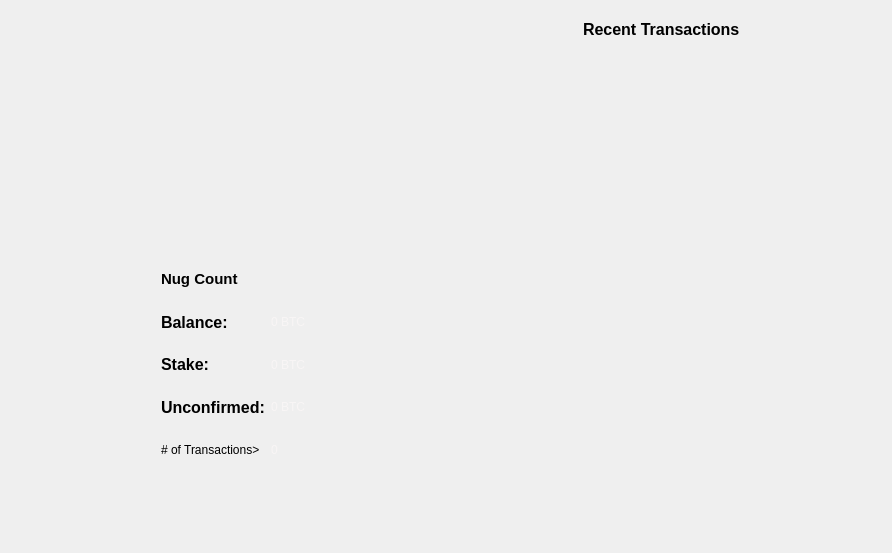
This is src/qt/forms/overviewpage.ui in FourTwentyOne/421 as Qt 5 draws it before an edit. The edited form follows.
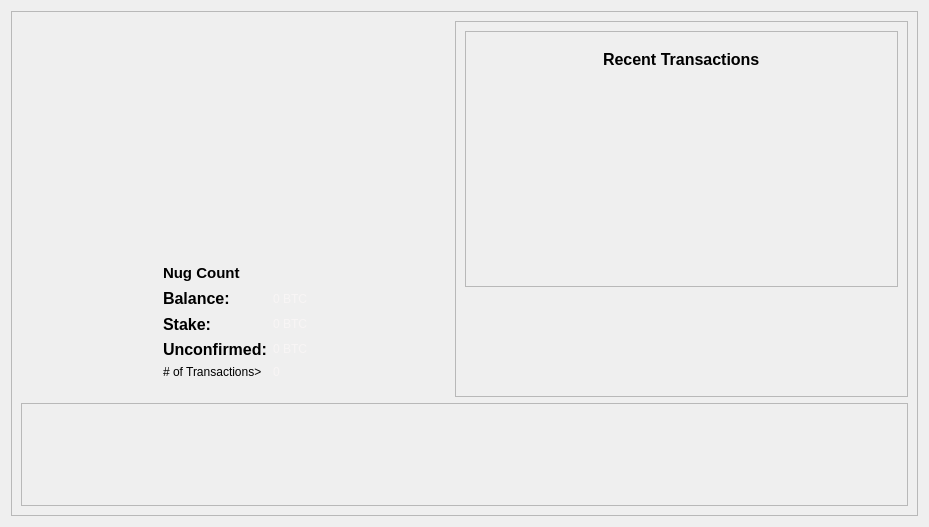
This is the edited form. Icons and pictures are not drawn.

Commit message: overview re-frame

```diff
--- a/src/qt/forms/overviewpage.ui
+++ b/src/qt/forms/overviewpage.ui
@@ -6,17 +6,23 @@
    <rect>
     <x>0</x>
     <y>0</y>
-    <width>892</width>
-    <height>553</height>
+    <width>929</width>
+    <height>506</height>
    </rect>
   </property>
   <property name="windowTitle">
    <string>Form</string>
   </property>
-  <layout class="QGridLayout" name="gridLayout_8">
-   <property name="bottomMargin">
-    <number>0</number>
-   </property>
+  <layout class="QGridLayout" name="gridLayout_9">
+   <item row="0" column="0">
+    <widget class="QFrame" name="frame_10">
+     <property name="frameShape">
+      <enum>QFrame::StyledPanel</enum>
+     </property>
+     <property name="frameShadow">
+      <enum>QFrame::Raised</enum>
+     </property>
+     <layout class="QGridLayout" name="gridLayout_6">
    <item row="0" column="0">
     <widget class="QFrame" name="frame_3">
      <property name="frameShape">
@@ -28,14 +34,8 @@
      <property name="lineWidth">
       <number>0</number>
      </property>
-     <layout class="QGridLayout" name="gridLayout_3">
-      <property name="topMargin">
-       <number>0</number>
-      </property>
-      <property name="bottomMargin">
-       <number>0</number>
-      </property>
-      <item row="0" column="0" rowspan="2">
+        <layout class="QGridLayout" name="gridLayout_5">
+         <item row="0" column="0" rowspan="2" colspan="2">
        <widget class="QFrame" name="frame_7">
         <property name="frameShape">
          <enum>QFrame::NoFrame</enum>
@@ -47,6 +47,12 @@
          <number>0</number>
         </property>
         <layout class="QGridLayout" name="gridLayout_2">
+            <property name="topMargin">
+             <number>0</number>
+            </property>
+            <property name="bottomMargin">
+             <number>0</number>
+            </property>
          <item row="1" column="0">
           <widget class="QFrame" name="frame">
            <property name="frameShape">
@@ -58,14 +64,7 @@
            <property name="lineWidth">
             <number>-1</number>
            </property>
-           <layout class="QGridLayout" name="gridLayout_4">
-            <item row="1" column="1">
-             <widget class="QLabel" name="label">
-              <property name="text">
-               <string>&lt;html&gt;&lt;head/&gt;&lt;body&gt;&lt;p&gt;&lt;span style=&quot; font-size:12pt; font-weight:600; color:#000000;&quot;&gt;Balance:&lt;/span&gt;&lt;/p&gt;&lt;/body&gt;&lt;/html&gt;</string>
-              </property>
-             </widget>
-            </item>
+              <layout class="QGridLayout" name="gridLayout_10">
             <item row="1" column="2">
              <widget class="QLabel" name="labelBalance">
               <property name="text">
@@ -73,10 +72,31 @@
               </property>
              </widget>
             </item>
-            <item row="2" column="1">
-             <widget class="QLabel" name="label_6">
+               <item row="0" column="1">
+                <widget class="QLabel" name="label_5">
+                 <property name="font">
+                  <font>
+                   <pointsize>11</pointsize>
+                   <weight>75</weight>
+                   <bold>true</bold>
+                  </font>
+                 </property>
               <property name="text">
-               <string>&lt;html&gt;&lt;head/&gt;&lt;body&gt;&lt;p&gt;&lt;span style=&quot; font-size:12pt; font-weight:600; color:#000000;&quot;&gt;Stake:&lt;/span&gt;&lt;/p&gt;&lt;/body&gt;&lt;/html&gt;</string>
+                  <string>&lt;body&gt;&lt;p style=&quot;color:#000000&quot;;&gt;Nug Count&lt;/p&gt;&lt;/body&gt;</string>
+                 </property>
+                </widget>
+               </item>
+               <item row="4" column="1">
+                <widget class="QLabel" name="label_2">
+                 <property name="text">
+                  <string>&lt;body&gt;&lt;p style=&quot;color:#000000&quot;;&gt;# of Transactions&gt;&lt;/p&gt;&lt;/body&gt;</string>
+                 </property>
+                </widget>
+               </item>
+               <item row="4" column="2">
+                <widget class="QLabel" name="labelNumTransactions">
+                 <property name="text">
+                  <string>&lt;body&gt;&lt;p style=&quot;color:#f8f5f5&quot;;&gt;0 &lt;/p&gt;&lt;/body&gt;</string>
               </property>
              </widget>
             </item>
@@ -87,10 +107,10 @@
               </property>
              </widget>
             </item>
-            <item row="3" column="1">
-             <widget class="QLabel" name="label_3">
+               <item row="1" column="1">
+                <widget class="QLabel" name="label">
               <property name="text">
-               <string>&lt;html&gt;&lt;head/&gt;&lt;body&gt;&lt;p&gt;&lt;span style=&quot; font-size:12pt; font-weight:600; color:#000000;&quot;&gt;Unconfirmed:&lt;/span&gt;&lt;/p&gt;&lt;/body&gt;&lt;/html&gt;</string>
+                  <string>&lt;html&gt;&lt;head/&gt;&lt;body&gt;&lt;p&gt;&lt;span style=&quot; font-size:12pt; font-weight:600; color:#000000;&quot;&gt;Balance:&lt;/span&gt;&lt;/p&gt;&lt;/body&gt;&lt;/html&gt;</string>
               </property>
              </widget>
             </item>
@@ -114,6 +134,20 @@
               </property>
              </spacer>
             </item>
+               <item row="3" column="1">
+                <widget class="QLabel" name="label_3">
+                 <property name="text">
+                  <string>&lt;html&gt;&lt;head/&gt;&lt;body&gt;&lt;p&gt;&lt;span style=&quot; font-size:12pt; font-weight:600; color:#000000;&quot;&gt;Unconfirmed:&lt;/span&gt;&lt;/p&gt;&lt;/body&gt;&lt;/html&gt;</string>
+                 </property>
+                </widget>
+               </item>
+               <item row="2" column="1">
+                <widget class="QLabel" name="label_6">
+                 <property name="text">
+                  <string>&lt;html&gt;&lt;head/&gt;&lt;body&gt;&lt;p&gt;&lt;span style=&quot; font-size:12pt; font-weight:600; color:#000000;&quot;&gt;Stake:&lt;/span&gt;&lt;/p&gt;&lt;/body&gt;&lt;/html&gt;</string>
+                 </property>
+                </widget>
+               </item>
             <item row="1" column="3">
              <spacer name="horizontalSpacer_10">
               <property name="orientation">
@@ -127,34 +161,6 @@
               </property>
              </spacer>
             </item>
-            <item row="4" column="2">
-             <widget class="QLabel" name="labelNumTransactions">
-              <property name="text">
-               <string>&lt;body&gt;&lt;p style=&quot;color:#f8f5f5&quot;;&gt;0 &lt;/p&gt;&lt;/body&gt;</string>
-              </property>
-             </widget>
-            </item>
-            <item row="4" column="1">
-             <widget class="QLabel" name="label_2">
-              <property name="text">
-               <string>&lt;body&gt;&lt;p style=&quot;color:#000000&quot;;&gt;# of Transactions&gt;&lt;/p&gt;&lt;/body&gt;</string>
-              </property>
-             </widget>
-            </item>
-            <item row="0" column="1">
-             <widget class="QLabel" name="label_5">
-              <property name="font">
-               <font>
-                <pointsize>11</pointsize>
-                <weight>75</weight>
-                <bold>true</bold>
-               </font>
-              </property>
-              <property name="text">
-               <string>&lt;body&gt;&lt;p style=&quot;color:#000000&quot;;&gt;Nug Count&lt;/p&gt;&lt;/body&gt;</string>
-              </property>
-             </widget>
-            </item>
            </layout>
           </widget>
          </item>
@@ -169,13 +175,26 @@
            <property name="lineWidth">
             <number>0</number>
            </property>
-           <layout class="QGridLayout" name="gridLayout_5">
+              <layout class="QGridLayout" name="gridLayout_11">
+               <item row="0" column="0">
+                <spacer name="horizontalSpacer_7">
+                 <property name="orientation">
+                  <enum>Qt::Horizontal</enum>
+                 </property>
+                 <property name="sizeHint" stdset="0">
+                  <size>
+                   <width>96</width>
+                   <height>20</height>
+                  </size>
+                 </property>
+                </spacer>
+               </item>
             <item row="0" column="1">
              <widget class="QLabel" name="label_7">
               <property name="minimumSize">
                <size>
-                <width>180</width>
-                <height>180</height>
+                   <width>200</width>
+                   <height>200</height>
                </size>
               </property>
               <property name="maximumSize">
@@ -195,19 +214,6 @@
               </property>
              </widget>
             </item>
-            <item row="0" column="0">
-             <spacer name="horizontalSpacer_7">
-              <property name="orientation">
-               <enum>Qt::Horizontal</enum>
-              </property>
-              <property name="sizeHint" stdset="0">
-               <size>
-                <width>96</width>
-                <height>20</height>
-               </size>
-              </property>
-             </spacer>
-            </item>
             <item row="0" column="2">
              <spacer name="horizontalSpacer_8">
               <property name="orientation">
@@ -227,36 +233,27 @@
         </layout>
        </widget>
       </item>
-      <item row="0" column="1" rowspan="2">
-       <widget class="QFrame" name="frame_2">
-        <property name="minimumSize">
-         <size>
-          <width>421</width>
-          <height>0</height>
-         </size>
+        </layout>
+       </widget>
+      </item>
+      <item row="0" column="1">
+       <widget class="QFrame" name="frame_8">
+        <property name="frameShape">
+         <enum>QFrame::StyledPanel</enum>
         </property>
-        <property name="maximumSize">
-         <size>
-          <width>421</width>
-          <height>16777215</height>
-         </size>
+        <property name="frameShadow">
+         <enum>QFrame::Raised</enum>
         </property>
+        <layout class="QGridLayout" name="gridLayout_4">
+         <item row="0" column="0">
+          <widget class="QFrame" name="frame_9">
         <property name="frameShape">
-         <enum>QFrame::NoFrame</enum>
+            <enum>QFrame::StyledPanel</enum>
         </property>
         <property name="frameShadow">
-         <enum>QFrame::Plain</enum>
-        </property>
-        <property name="lineWidth">
-         <number>-1</number>
-        </property>
-        <layout class="QGridLayout" name="gridLayout_7">
-         <property name="topMargin">
-          <number>0</number>
-         </property>
-         <property name="bottomMargin">
-          <number>0</number>
-         </property>
+            <enum>QFrame::Raised</enum>
+           </property>
+           <layout class="QGridLayout" name="gridLayout_3">
          <item row="0" column="0">
           <widget class="QFrame" name="frame_6">
            <property name="frameShape">
@@ -268,10 +265,20 @@
            <property name="lineWidth">
             <number>0</number>
            </property>
-           <layout class="QGridLayout" name="gridLayout_6">
-            <property name="bottomMargin">
-             <number>0</number>
-            </property>
+              <layout class="QGridLayout" name="gridLayout">
+               <item row="0" column="0">
+                <spacer name="horizontalSpacer_5">
+                 <property name="orientation">
+                  <enum>Qt::Horizontal</enum>
+                 </property>
+                 <property name="sizeHint" stdset="0">
+                  <size>
+                   <width>40</width>
+                   <height>20</height>
+                  </size>
+                 </property>
+                </spacer>
+               </item>
             <item row="0" column="1">
              <widget class="QLabel" name="label_4">
               <property name="text">
@@ -292,19 +299,6 @@
               </property>
              </spacer>
             </item>
-            <item row="0" column="0">
-             <spacer name="horizontalSpacer_5">
-              <property name="orientation">
-               <enum>Qt::Horizontal</enum>
-              </property>
-              <property name="sizeHint" stdset="0">
-               <size>
-                <width>40</width>
-                <height>20</height>
-               </size>
-              </property>
-             </spacer>
-            </item>
            </layout>
           </widget>
          </item>
@@ -324,7 +318,7 @@
             </font>
            </property>
            <property name="styleSheet">
-            <string notr="true">QListView { background: transparent; }</string>
+               <string notr="true">background:transparent;</string>
            </property>
            <property name="frameShape">
             <enum>QFrame::NoFrame</enum>
@@ -336,10 +330,13 @@
             <number>0</number>
            </property>
            <property name="verticalScrollBarPolicy">
-            <enum>Qt::ScrollBarAlwaysOff</enum>
+               <enum>Qt::ScrollBarAsNeeded</enum>
            </property>
            <property name="horizontalScrollBarPolicy">
-            <enum>Qt::ScrollBarAlwaysOff</enum>
+               <enum>Qt::ScrollBarAsNeeded</enum>
+              </property>
+              <property name="autoScroll">
+               <bool>true</bool>
            </property>
            <property name="selectionMode">
             <enum>QAbstractItemView::NoSelection</enum>
@@ -349,18 +346,43 @@
         </layout>
        </widget>
       </item>
-      <item row="2" column="0" colspan="2">
+         <item row="1" column="0">
+          <spacer name="verticalSpacer">
+           <property name="orientation">
+            <enum>Qt::Vertical</enum>
+           </property>
+           <property name="sizeHint" stdset="0">
+            <size>
+             <width>20</width>
+             <height>40</height>
+            </size>
+           </property>
+          </spacer>
+         </item>
+        </layout>
+       </widget>
+      </item>
+      <item row="1" column="0" colspan="2">
+       <widget class="QFrame" name="frame_11">
+        <property name="frameShape">
+         <enum>QFrame::StyledPanel</enum>
+        </property>
+        <property name="frameShadow">
+         <enum>QFrame::Raised</enum>
+        </property>
+        <layout class="QGridLayout" name="gridLayout_8">
+         <item row="0" column="0">
        <widget class="QFrame" name="frame_4">
         <property name="minimumSize">
          <size>
-          <width>0</width>
-          <height>60</height>
+             <width>500</width>
+             <height>0</height>
          </size>
         </property>
         <property name="maximumSize">
          <size>
           <width>16777215</width>
-          <height>60</height>
+             <height>100</height>
          </size>
         </property>
         <property name="frameShape">
@@ -372,47 +394,7 @@
         <property name="lineWidth">
          <number>0</number>
         </property>
-        <layout class="QGridLayout" name="gridLayout">
-         <property name="topMargin">
-          <number>0</number>
-         </property>
-         <property name="bottomMargin">
-          <number>0</number>
-         </property>
-         <item row="0" column="5">
-          <widget class="QLabel" name="label10_15">
-           <property name="minimumSize">
-            <size>
-             <width>255</width>
-             <height>65</height>
-            </size>
-           </property>
-           <property name="maximumSize">
-            <size>
-             <width>255</width>
-             <height>65</height>
-            </size>
-           </property>
-           <property name="text">
-            <string>&lt;html&gt;&lt;head/&gt;&lt;body&gt;&lt;p&gt;&lt;a href=&quot;https://www.unnamed.exchange/CoinInfo?id=421&quot;&gt;&lt;img src=&quot;:/images/res/images/exchange.png&quot;/&gt;&lt;/a&gt;&lt;/p&gt;&lt;/body&gt;&lt;/html&gt;</string>
-           </property>
-           <property name="scaledContents">
-            <bool>false</bool>
-           </property>
-           <property name="alignment">
-            <set>Qt::AlignCenter</set>
-           </property>
-           <property name="margin">
-            <number>0</number>
-           </property>
-           <property name="indent">
-            <number>0</number>
-           </property>
-           <property name="openExternalLinks">
-            <bool>true</bool>
-           </property>
-          </widget>
-         </item>
+           <layout class="QGridLayout" name="gridLayout_7">
          <item row="0" column="0">
           <spacer name="horizontalSpacer_3">
            <property name="orientation">
@@ -426,19 +408,6 @@
            </property>
           </spacer>
          </item>
-         <item row="0" column="4">
-          <spacer name="horizontalSpacer_2">
-           <property name="orientation">
-            <enum>Qt::Horizontal</enum>
-           </property>
-           <property name="sizeHint" stdset="0">
-            <size>
-             <width>40</width>
-             <height>20</height>
-            </size>
-           </property>
-          </spacer>
-         </item>
          <item row="0" column="1">
           <widget class="QLabel" name="label10_13">
            <property name="minimumSize">
@@ -520,6 +489,53 @@
            </property>
           </widget>
          </item>
+            <item row="0" column="4">
+             <spacer name="horizontalSpacer_2">
+              <property name="orientation">
+               <enum>Qt::Horizontal</enum>
+              </property>
+              <property name="sizeHint" stdset="0">
+               <size>
+                <width>40</width>
+                <height>20</height>
+               </size>
+              </property>
+             </spacer>
+            </item>
+            <item row="0" column="5">
+             <widget class="QLabel" name="label10_15">
+              <property name="minimumSize">
+               <size>
+                <width>255</width>
+                <height>65</height>
+               </size>
+              </property>
+              <property name="maximumSize">
+               <size>
+                <width>255</width>
+                <height>65</height>
+               </size>
+              </property>
+              <property name="text">
+               <string>&lt;html&gt;&lt;head/&gt;&lt;body&gt;&lt;p&gt;&lt;a href=&quot;https://www.unnamed.exchange/CoinInfo?id=421&quot;&gt;&lt;img src=&quot;:/images/res/images/exchange.png&quot;/&gt;&lt;/a&gt;&lt;/p&gt;&lt;/body&gt;&lt;/html&gt;</string>
+              </property>
+              <property name="scaledContents">
+               <bool>false</bool>
+              </property>
+              <property name="alignment">
+               <set>Qt::AlignCenter</set>
+              </property>
+              <property name="margin">
+               <number>0</number>
+              </property>
+              <property name="indent">
+               <number>0</number>
+              </property>
+              <property name="openExternalLinks">
+               <bool>true</bool>
+              </property>
+             </widget>
+            </item>
          <item row="0" column="6">
           <spacer name="horizontalSpacer_4">
            <property name="orientation">
@@ -532,6 +548,9 @@
             </size>
            </property>
           </spacer>
+            </item>
+           </layout>
+          </widget>
          </item>
         </layout>
        </widget>
```
Lines whose indentation alone changed are shown as unchanged. The commit also changes 211 other files.
